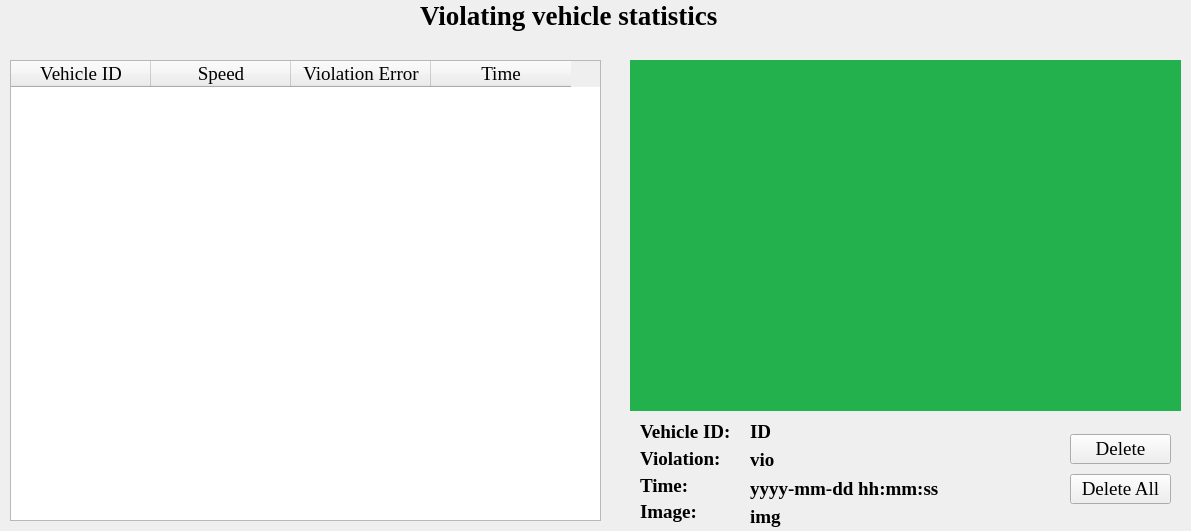
Old version of the form GUI/UiStatistic.ui in the repository kyvipro113/Speed_Monitoring_System.
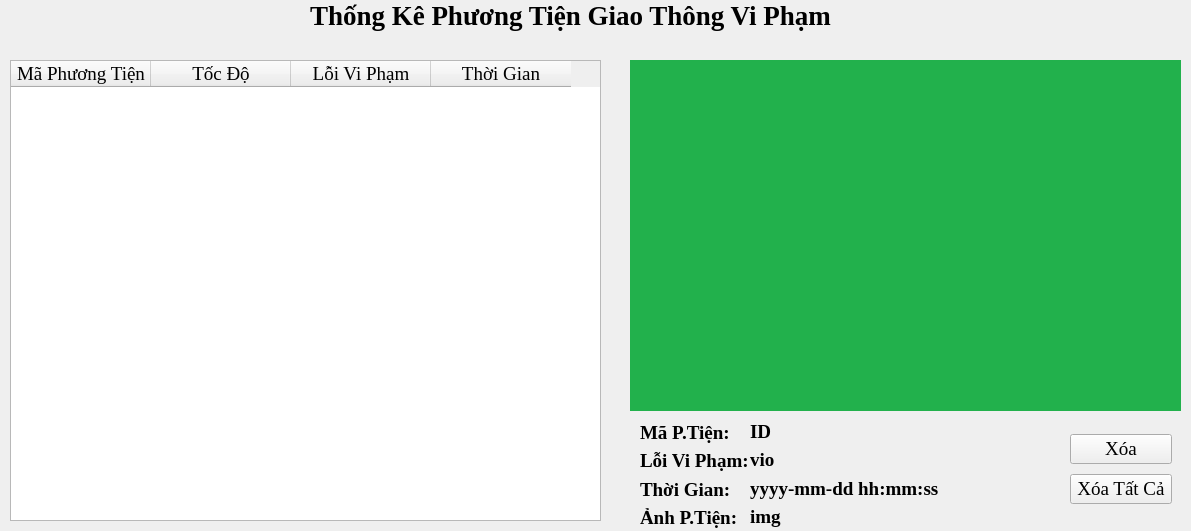
New version of the form.

```diff
--- a/GUI/UiStatistic.ui
+++ b/GUI/UiStatistic.ui
@@ -16,9 +16,9 @@
   <widget class="QLabel" name="label_7">
    <property name="geometry">
     <rect>
-     <x>420</x>
+     <x>310</x>
      <y>0</y>
-     <width>301</width>
+     <width>531</width>
      <height>31</height>
     </rect>
    </property>
@@ -31,7 +31,7 @@
     </font>
    </property>
    <property name="text">
-    <string>Violating vehicle statistics</string>
+    <string>Thống Kê Phương Tiện Giao Thông Vi Phạm</string>
    </property>
   </widget>
   <widget class="QTableWidget" name="dataTab">
@@ -54,7 +54,7 @@
    </attribute>
    <column>
     <property name="text">
-     <string>Vehicle ID</string>
+     <string>Mã Phương Tiện</string>
     </property>
     <property name="font">
      <font>
@@ -68,7 +68,7 @@
    </column>
    <column>
     <property name="text">
-     <string>Speed</string>
+     <string>Tốc Độ</string>
     </property>
     <property name="font">
      <font>
@@ -82,7 +82,7 @@
    </column>
    <column>
     <property name="text">
-     <string>Violation Error</string>
+     <string>Lỗi Vi Phạm</string>
     </property>
     <property name="font">
      <font>
@@ -96,7 +96,7 @@
    </column>
    <column>
     <property name="text">
-     <string>Time</string>
+     <string>Thời Gian</string>
     </property>
     <property name="font">
      <font>
@@ -130,8 +130,8 @@
     <rect>
      <x>640</x>
      <y>421</y>
-     <width>91</width>
-     <height>101</height>
+     <width>108</width>
+     <height>108</height>
     </rect>
    </property>
    <layout class="QVBoxLayout" name="verticalLayout">
@@ -146,7 +146,7 @@
        </font>
       </property>
       <property name="text">
-       <string>Vehicle ID:</string>
+       <string>Mã P.Tiện:</string>
       </property>
      </widget>
     </item>
@@ -161,7 +161,7 @@
        </font>
       </property>
       <property name="text">
-       <string>Violation:</string>
+       <string>Lỗi Vi Phạm:</string>
       </property>
      </widget>
     </item>
@@ -176,7 +176,7 @@
        </font>
       </property>
       <property name="text">
-       <string>Time:</string>
+       <string>Thời Gian:</string>
       </property>
      </widget>
     </item>
@@ -191,7 +191,7 @@
        </font>
       </property>
       <property name="text">
-       <string>Image:</string>
+       <string>Ảnh P.Tiện:</string>
       </property>
      </widget>
     </item>
@@ -274,7 +274,7 @@
     <rect>
      <x>1070</x>
      <y>430</y>
-     <width>101</width>
+     <width>102</width>
      <height>80</height>
     </rect>
    </property>
@@ -288,7 +288,7 @@
        </font>
       </property>
       <property name="text">
-       <string>Delete</string>
+       <string>Xóa</string>
       </property>
      </widget>
     </item>
@@ -301,7 +301,7 @@
        </font>
       </property>
       <property name="text">
-       <string>Delete All</string>
+       <string>Xóa Tất Cả</string>
       </property>
      </widget>
     </item>
```
